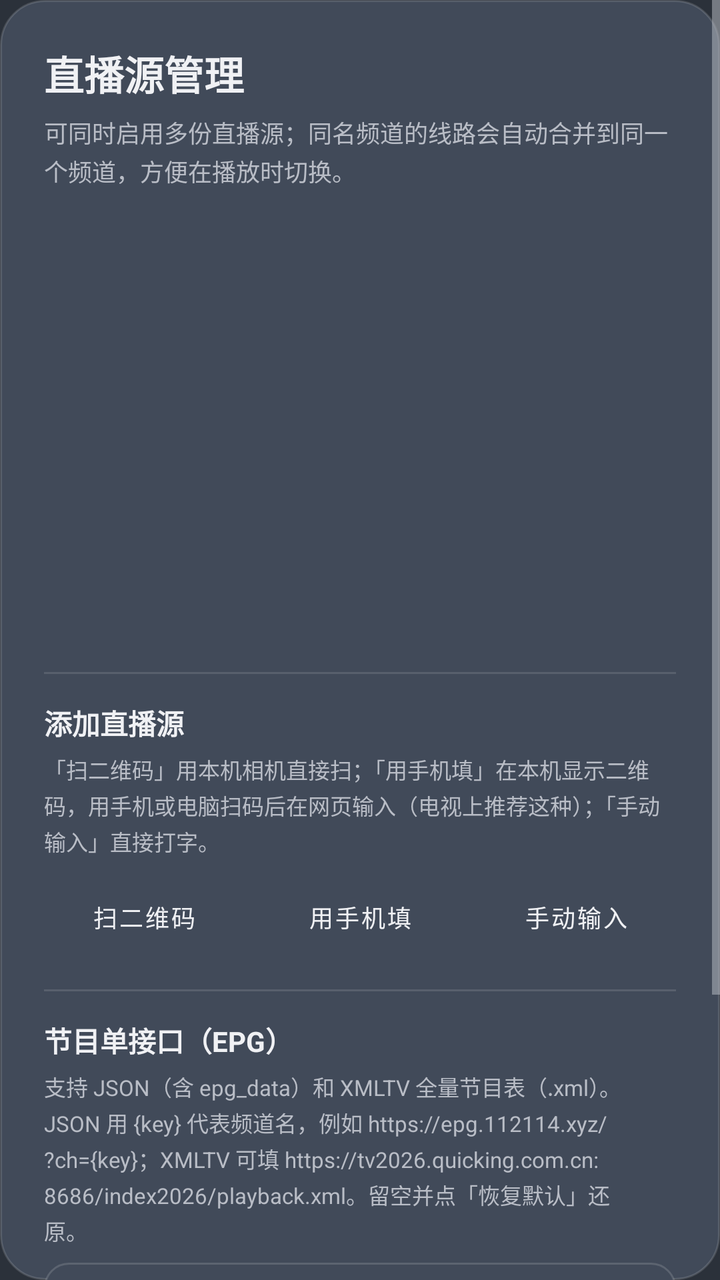
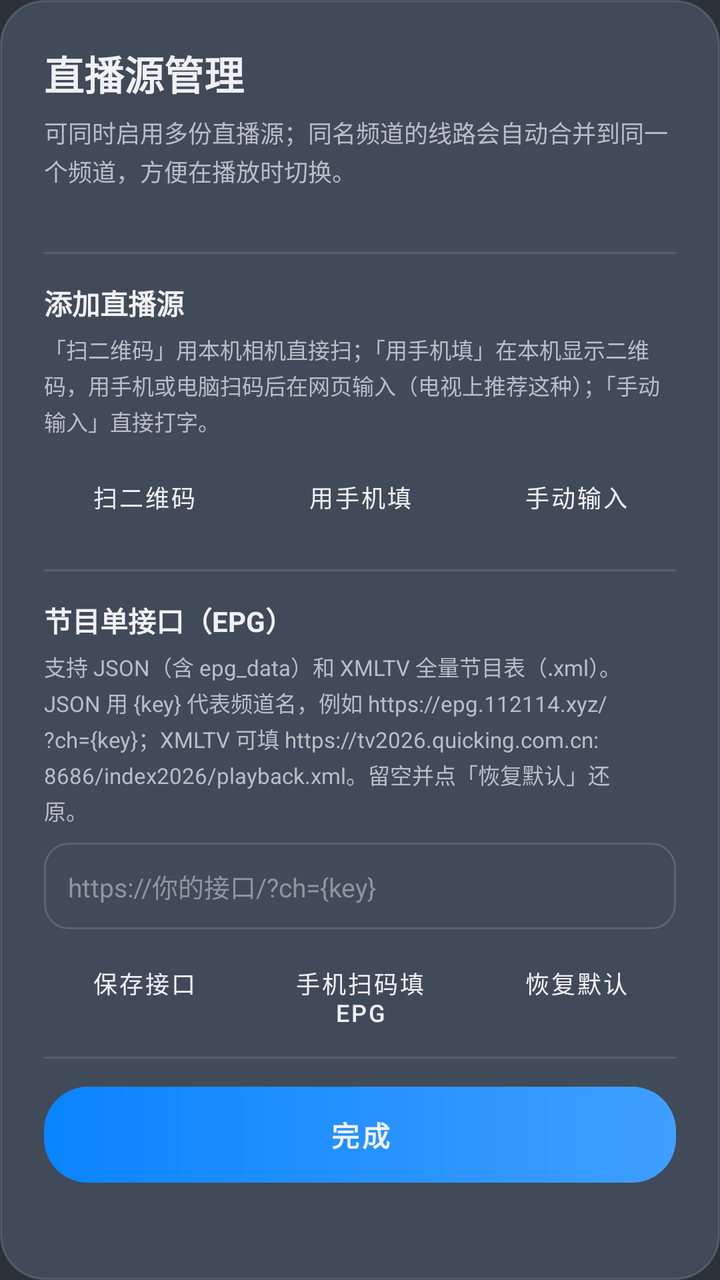

An Android layout rendered at two revisions. The XML below is the earlier revision; the diff shows what the commit changed to produce the second picture.
<!-- AndroidManifest.xml: application theme Theme.IPTVPlayer -->
<!-- res/layout/dialog_source_manager.xml -->
<?xml version="1.0" encoding="utf-8"?>
<ScrollView xmlns:android="http://schemas.android.com/apk/res/android"
    android:layout_width="match_parent"
    android:layout_height="wrap_content"
    android:background="@drawable/bg_dialog_dark"
    android:scrollbars="vertical">

    <LinearLayout
        android:layout_width="match_parent"
        android:layout_height="wrap_content"
        android:orientation="vertical"
        android:padding="22dp">

        
        <TextView
            android:layout_width="match_parent"
            android:layout_height="wrap_content"
            android:text="@string/source_manager_title"
            android:textSize="20sp"
            android:textStyle="bold"
            android:textColor="@color/text_primary" />

        <TextView
            android:layout_width="match_parent"
            android:layout_height="wrap_content"
            android:layout_marginTop="6dp"
            android:text="@string/source_manager_hint"
            android:textSize="12sp"
            android:lineSpacingExtra="2dp"
            android:textColor="@color/text_secondary" />

        <FrameLayout
            android:layout_width="match_parent"
            android:layout_height="210dp"
            android:layout_marginTop="16dp">

            <ScrollView
                android:layout_width="match_parent"
                android:layout_height="match_parent"
                android:scrollbars="vertical"
                android:fillViewport="true">

                <LinearLayout
                    android:id="@+id/sourceContainer"
                    android:layout_width="match_parent"
                    android:layout_height="wrap_content"
                    android:orientation="vertical" />
            </ScrollView>

            <TextView
                android:id="@+id/tvSourceEmpty"
                android:layout_width="match_parent"
                android:layout_height="match_parent"
                android:gravity="center"
                android:text="@string/source_manager_empty"
                android:textSize="13sp"
                android:textColor="@color/text_hint"
                android:visibility="gone" />
        </FrameLayout>

        <View
            android:layout_width="match_parent"
            android:layout_height="1dp"
            android:layout_marginTop="16dp"
            android:background="@color/divider" />

        
        <TextView
            android:layout_width="match_parent"
            android:layout_height="wrap_content"
            android:layout_marginTop="14dp"
            android:text="@string/source_add_section"
            android:textSize="14sp"
            android:textStyle="bold"
            android:textColor="@color/text_primary" />

        <TextView
            android:layout_width="match_parent"
            android:layout_height="wrap_content"
            android:layout_marginTop="5dp"
            android:text="@string/source_add_section_hint"
            android:textSize="11sp"
            android:lineSpacingExtra="2dp"
            android:textColor="@color/text_secondary" />

        <LinearLayout
            android:layout_width="match_parent"
            android:layout_height="wrap_content"
            android:layout_marginTop="10dp"
            android:orientation="horizontal">

            <Button
                android:id="@+id/btnScanQr"
                style="@style/GhostButton"
                android:layout_width="0dp"
                android:layout_height="wrap_content"
                android:layout_weight="1"
                android:minWidth="0dp"
                android:minHeight="40dp"
                android:paddingStart="4dp"
                android:paddingEnd="4dp"
                android:text="@string/source_add_qr"
                android:textSize="12sp" />

            <Button
                android:id="@+id/btnScanAdd"
                style="@style/GhostButton"
                android:layout_width="0dp"
                android:layout_height="wrap_content"
                android:layout_weight="1"
                android:layout_marginStart="8dp"
                android:minWidth="0dp"
                android:minHeight="40dp"
                android:paddingStart="4dp"
                android:paddingEnd="4dp"
                android:text="@string/source_add_lan"
                android:textSize="12sp" />

            <Button
                android:id="@+id/btnManualAdd"
                style="@style/GhostButton"
                android:layout_width="0dp"
                android:layout_height="wrap_content"
                android:layout_weight="1"
                android:layout_marginStart="8dp"
                android:minWidth="0dp"
                android:minHeight="40dp"
                android:paddingStart="4dp"
                android:paddingEnd="4dp"
                android:text="@string/source_add_manual"
                android:textSize="12sp" />
        </LinearLayout>

        <View
            android:layout_width="match_parent"
            android:layout_height="1dp"
            android:layout_marginTop="16dp"
            android:background="@color/divider" />

        
        <TextView
            android:layout_width="match_parent"
            android:layout_height="wrap_content"
            android:layout_marginTop="14dp"
            android:text="@string/epg_api_title"
            android:textSize="14sp"
            android:textStyle="bold"
            android:textColor="@color/text_primary" />

        <TextView
            android:layout_width="match_parent"
            android:layout_height="wrap_content"
            android:layout_marginTop="5dp"
            android:text="@string/epg_api_hint"
            android:textSize="11sp"
            android:lineSpacingExtra="2dp"
            android:textColor="@color/text_secondary" />

        <EditText
            android:id="@+id/etEpgApi"
            android:layout_width="match_parent"
            android:layout_height="wrap_content"
            android:layout_marginTop="8dp"
            android:background="@drawable/bg_input"
            android:hint="@string/epg_api_hint_url"
            android:inputType="textUri"
            android:padding="12dp"
            android:singleLine="true"
            android:textColor="@color/text_primary"
            android:textColorHint="@color/text_hint"
            android:textSize="13sp" />

        <LinearLayout
            android:layout_width="match_parent"
            android:layout_height="wrap_content"
            android:layout_marginTop="8dp"
            android:orientation="horizontal">

            <Button
                android:id="@+id/btnEpgSave"
                style="@style/GhostButton"
                android:layout_width="0dp"
                android:layout_height="wrap_content"
                android:layout_weight="1"
                android:minWidth="0dp"
                android:minHeight="38dp"
                android:paddingStart="6dp"
                android:paddingEnd="6dp"
                android:text="@string/epg_api_save"
                android:textSize="12sp" />

            <Button
                android:id="@+id/btnEpgScan"
                style="@style/GhostButton"
                android:layout_width="0dp"
                android:layout_height="wrap_content"
                android:layout_weight="1"
                android:layout_marginStart="8dp"
                android:minWidth="0dp"
                android:minHeight="38dp"
                android:paddingStart="6dp"
                android:paddingEnd="6dp"
                android:text="@string/epg_api_scan"
                android:textSize="12sp" />

            <Button
                android:id="@+id/btnEpgReset"
                style="@style/GhostButton"
                android:layout_width="0dp"
                android:layout_height="wrap_content"
                android:layout_weight="1"
                android:layout_marginStart="8dp"
                android:minWidth="0dp"
                android:minHeight="38dp"
                android:paddingStart="6dp"
                android:paddingEnd="6dp"
                android:text="@string/epg_api_reset"
                android:textSize="12sp" />
        </LinearLayout>

        <View
            android:layout_width="match_parent"
            android:layout_height="1dp"
            android:layout_marginTop="16dp"
            android:background="@color/divider" />

        
        <Button
            android:id="@+id/btnDone"
            style="@style/BrandButton"
            android:layout_width="match_parent"
            android:layout_height="wrap_content"
            android:layout_marginTop="14dp"
            android:text="@string/source_done"
            android:textSize="14sp" />
    </LinearLayout>
</ScrollView>
<!-- resources referenced by this layout -->
<resources>
  <color name="divider">#1FFFFFFF</color>
  <color name="text_hint">#FF90959E</color>
  <color name="text_primary">#FFF0F1F4</color>
  <color name="text_secondary">#FFB9BDC6</color>
  <!-- drawable bg_dialog_dark (drawable) -->
  <?xml version="1.0" encoding="utf-8"?>
  <shape xmlns:android="http://schemas.android.com/apk/res/android"
      android:shape="rectangle">
      <solid android:color="#FF414A59" />
      <corners android:radius="22dp" />
      <stroke
          android:width="1dp"
          android:color="#24FFFFFF" />
  </shape>
  <!-- drawable bg_input (drawable) -->
  <?xml version="1.0" encoding="utf-8"?>
  <shape xmlns:android="http://schemas.android.com/apk/res/android"
      android:shape="rectangle">
      <solid android:color="#FF414A59" />
      <corners android:radius="12dp" />
      <stroke android:width="1dp" android:color="#24FFFFFF" />
  </shape>
  <string name="epg_api_hint">支持 JSON（含 epg_data）和 XMLTV 全量节目表（.xml）。JSON 用 {key} 代表频道名，例如 https://epg.112114.xyz/?ch={key}；XMLTV 可填 https://tv2026.quicking.com.cn:8686/index2026/playback.xml。留空并点「恢复默认」还原。</string>
  <string name="epg_api_hint_url">https://你的接口/?ch={key}</string>
  <string name="epg_api_reset">恢复默认</string>
  <string name="epg_api_save">保存接口</string>
  <string name="epg_api_scan">手机扫码填 EPG</string>
  <string name="epg_api_title">节目单接口（EPG）</string>
  <string name="source_add_lan">用手机填</string>
  <string name="source_add_manual">手动输入</string>
  <string name="source_add_qr">扫二维码</string>
  <string name="source_add_section">添加直播源</string>
  <string name="source_add_section_hint">「扫二维码」用本机相机直接扫；「用手机填」在本机显示二维码，用手机或电脑扫码后在网页输入（电视上推荐这种）；「手动输入」直接打字。</string>
  <string name="source_done">完成</string>
  <string name="source_manager_empty">还没有直播源\n点下方「扫二维码」「用手机填」或「手动输入」</string>
  <string name="source_manager_hint">可同时启用多份直播源；同名频道的线路会自动合并到同一个频道，方便在播放时切换。</string>
  <string name="source_manager_title">直播源管理</string>
  <style name="BrandButton" parent="Widget.MaterialComponents.Button">
          <item name="android:textColor">@color/text_primary</item>
          <item name="android:textSize">15sp</item>
          <item name="android:textStyle">bold</item>
          <item name="android:minHeight">48dp</item>
          <item name="cornerRadius">24dp</item>
          <item name="backgroundTint">@null</item>
          <item name="android:background">@drawable/bg_brand_button</item>
          <item name="android:stateListAnimator">@animator/focus_scale</item>
      </style>
  <style name="GhostButton" parent="Widget.MaterialComponents.Button.OutlinedButton">
          <item name="android:textColor">@color/text_primary</item>
          <item name="android:textSize">15sp</item>
          <item name="cornerRadius">22dp</item>
          <item name="strokeColor">@color/border_strong</item>
          <item name="strokeWidth">1dp</item>
          <item name="android:stateListAnimator">@animator/focus_scale</item>
      </style>
  <!-- drawable bg_brand_button (drawable) -->
  <?xml version="1.0" encoding="utf-8"?>
  <shape xmlns:android="http://schemas.android.com/apk/res/android"
      android:shape="rectangle">
      <gradient
          android:angle="0"
          android:startColor="#FF0A84FF"
          android:endColor="#FF3F9FFF"
          android:type="linear" />
      <corners android:radius="22dp" />
  </shape>
  <color name="border_strong">#3DFFFFFF</color>
  <color name="primary">#FF5AA9FF</color>
  <color name="background">#FF2B313A</color>
  <color name="accent">#FF8CC4FF</color>
  <color name="surface">#FF3A4250</color>
  <style name="DialogButton" parent="Widget.MaterialComponents.Button.TextButton.Dialog">
          <item name="android:textColor">@color/primary</item>
          <item name="android:textSize">15sp</item>
      </style>
  <!-- unchanged entries left out for length: 2 -->
</resources>

<!-- the commit's change to res/layout/dialog_source_manager.xml (unified diff, before → after) -->
@@ -29,28 +29,22 @@
             android:lineSpacingExtra="2dp"
             android:textColor="@color/text_secondary" />
 
+        
         <FrameLayout
             android:layout_width="match_parent"
-            android:layout_height="210dp"
+            android:layout_height="wrap_content"
             android:layout_marginTop="16dp">
 
-            <ScrollView
+            <LinearLayout
+                android:id="@+id/sourceContainer"
                 android:layout_width="match_parent"
-                android:layout_height="match_parent"
-                android:scrollbars="vertical"
-                android:fillViewport="true">
-
-                <LinearLayout
-                    android:id="@+id/sourceContainer"
-                    android:layout_width="match_parent"
-                    android:layout_height="wrap_content"
-                    android:orientation="vertical" />
-            </ScrollView>
+                android:layout_height="wrap_content"
+                android:orientation="vertical" />
 
             <TextView
                 android:id="@+id/tvSourceEmpty"
                 android:layout_width="match_parent"
-                android:layout_height="match_parent"
+                android:layout_height="120dp"
                 android:gravity="center"
                 android:text="@string/source_manager_empty"
                 android:textSize="13sp"
